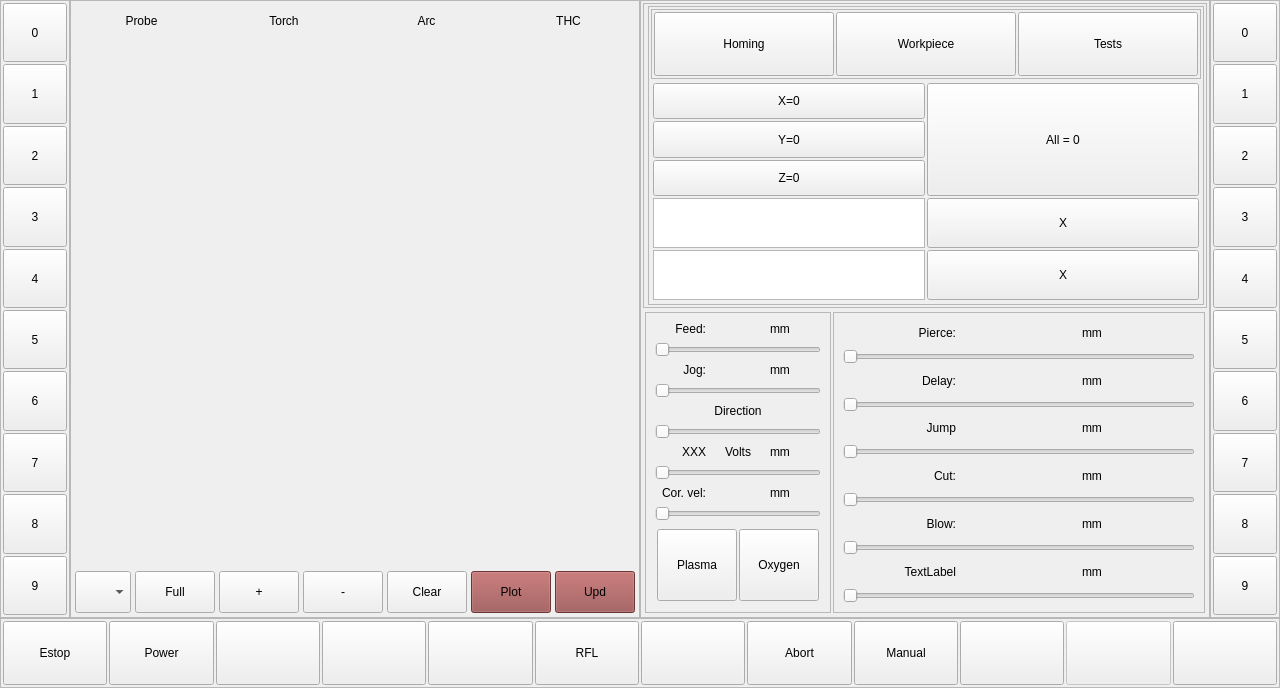
daiman444/lcnc29_lpt_qtplasma, file qtgui/qtgui.ui: the form before one commit.
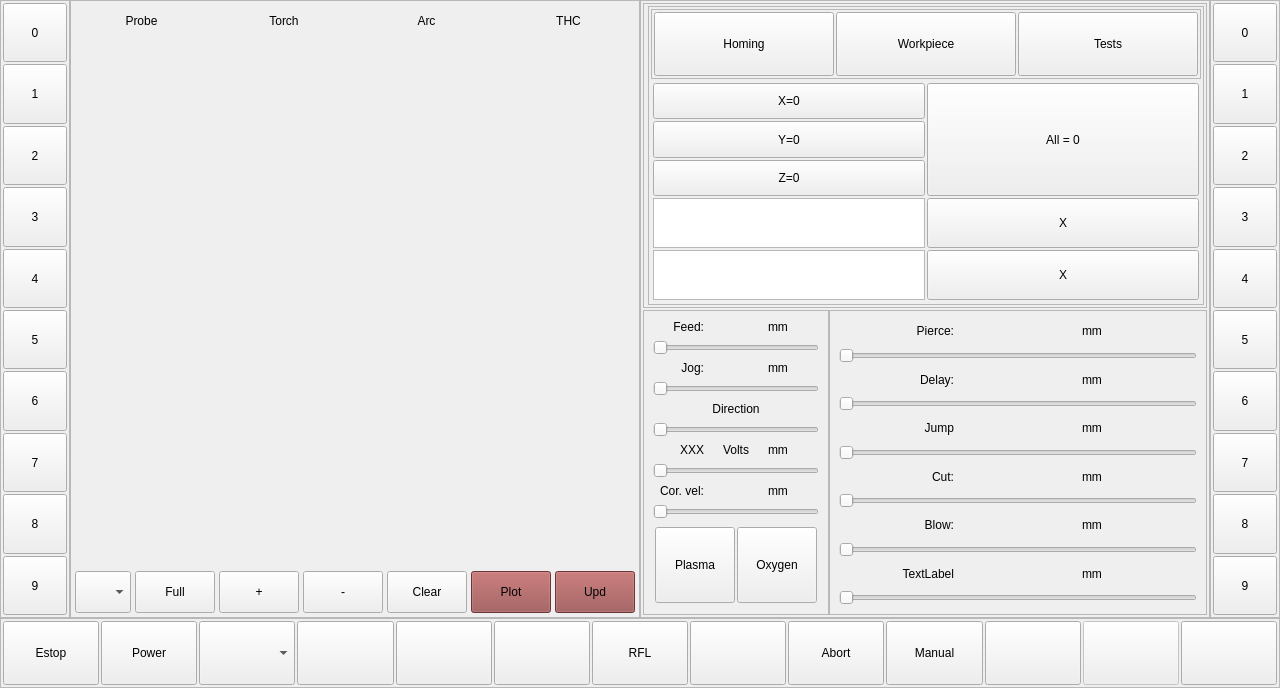
The form after the commit. The open tabs and pages were chosen to show the change. Icons and pictures are not drawn. Custom widgets are drawn as their Qt base class.

Commit message: programm command methods are done

```diff
--- a/qtgui/qtgui.ui
+++ b/qtgui/qtgui.ui
@@ -128,6 +128,19 @@
             </property>
            </widget>
           </item>
+          <item>
+           <widget class="QComboBox" name="comboBox">
+            <property name="sizePolicy">
+             <sizepolicy hsizetype="Expanding" vsizetype="Expanding">
+              <horstretch>0</horstretch>
+              <verstretch>0</verstretch>
+             </sizepolicy>
+            </property>
+            <property name="modelColumn">
+             <number>2</number>
+            </property>
+           </widget>
+          </item>
           <item>
            <widget class="QPushButton" name="pb_bottom_2">
             <property name="sizePolicy">
@@ -1641,19 +1654,19 @@
                 <widget class="QWidget" name="page_6">
                  <layout class="QHBoxLayout" name="horizontalLayout_9" stretch="0,0">
                   <property name="spacing">
-                   <number>2</number>
+                   <number>0</number>
                   </property>
                   <property name="leftMargin">
-                   <number>2</number>
+                   <number>0</number>
                   </property>
                   <property name="topMargin">
-                   <number>2</number>
+                   <number>0</number>
                   </property>
                   <property name="rightMargin">
-                   <number>2</number>
+                   <number>0</number>
                   </property>
                   <property name="bottomMargin">
-                   <number>2</number>
+                   <number>0</number>
                   </property>
                   <item>
                    <widget class="QFrame" name="frame_5">
```
Left out of the diff: 14 changed lines with no effect on the pictures. The commit also changes 1 other file.
